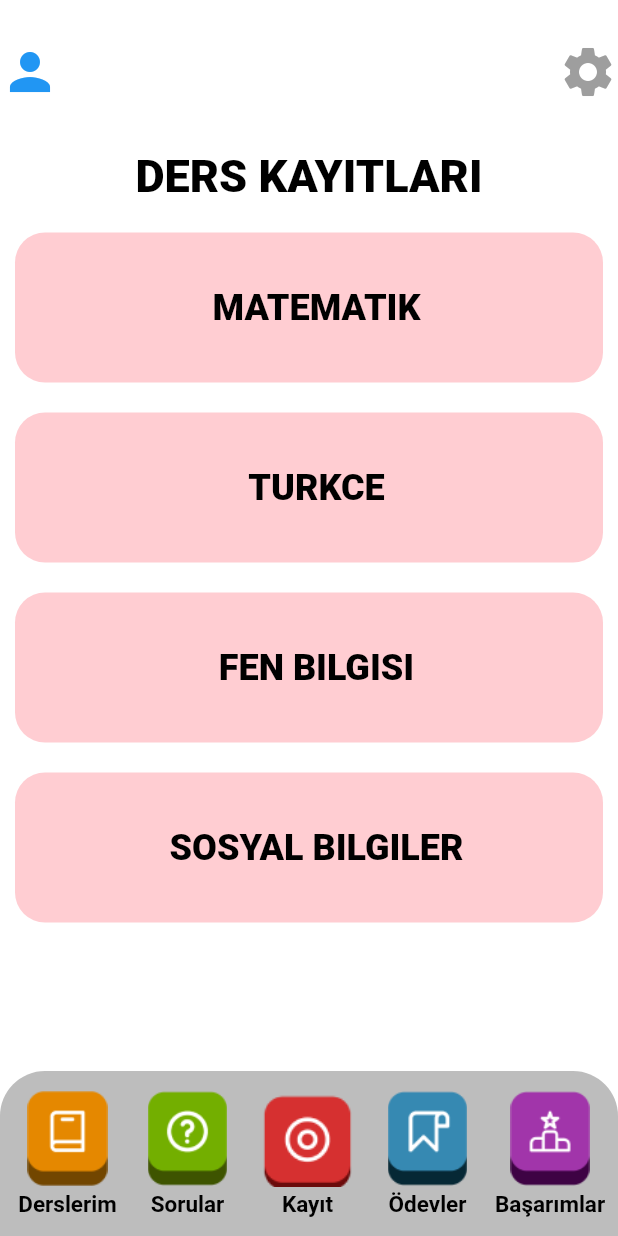
After one commit to AdilElhaci/imparoo-flutter-hackathon, a Flutter app: the StudentLessonRecords screen opened directly, after a tap on "Kayıt", on a phone screen of 412 x 824 dp. The commit adds this screen. Run offline on Flutter 3.47's test engine with Material 2 defaults, Android fonts, the phone set to English and light mode, and no system bars; our stand-ins replace cloud_firestore, firebase_core, shared_preferences; accounts and stored records are empty.

Commit message:
added student lesson pages

```diff
--- a/lib/core/components/bottom-nav-bar/my_bottom_navbar.dart
+++ b/lib/core/components/bottom-nav-bar/my_bottom_navbar.dart
@@ -1,4 +1,5 @@
 import 'package:flutter/material.dart';
+import 'package:imparoo_hackathon/view/lesson-records/student_recorded_lessons.dart';
 import 'package:imparoo_hackathon/view/lesson/student_lessons.dart';
 import 'package:imparoo_hackathon/view/questions/student_questions.dart';
 
@@ -108,10 +109,8 @@ class MyNavBarState extends State<MyNavBar> {
           ),
           GestureDetector(
             onTap: () {
-              Navigator.push(
-                  context,
-                  MaterialPageRoute(
-                      builder: (_) => null /* StudentRecordedLesson() */));
+              Navigator.push(context,
+                  MaterialPageRoute(builder: (_) => StudentRecordedLesson()));
             },
             child: Column(
               crossAxisAlignment: CrossAxisAlignment.center,
--- /dev/null
+++ b/lib/view/lesson-records/student_lesson_records.dart
@@ -0,0 +1,175 @@
+import 'package:flutter/material.dart';
+import 'package:imparoo_hackathon/core/components/bottom-nav-bar/my_bottom_navbar.dart';
+import 'package:imparoo_hackathon/view/profile/student_profile.dart';
+
+class StudentLessonRecords extends StatefulWidget {
+  StudentLessonRecords({Key key}) : super(key: key);
+
+  @override
+  _StudentLessonRecordsState createState() => _StudentLessonRecordsState();
+}
+
+class _StudentLessonRecordsState extends State<StudentLessonRecords> {
+  @override
+  Widget build(BuildContext context) {
+    return Scaffold(
+      backgroundColor: Colors.white,
+      appBar: buildAppBar(context),
+      body: Column(
+        crossAxisAlignment: CrossAxisAlignment.center,
+        children: [
+          Center(
+            child: Container(
+              width: 300,
+              child: Center(
+                child: Text(
+                  'MATEMATIK DERS KAYITLARI',
+                  style: TextStyle(
+                      fontSize: 20,
+                      color: Colors.black,
+                      fontWeight: FontWeight.w900),
+                ),
+              ),
+            ),
+          ),
+          buildLessonRecordCard(context),
+        ],
+      ),
+      floatingActionButtonLocation: FloatingActionButtonLocation.centerDocked,
+      floatingActionButton: MyNavBar(
+          'assets/images/sayfalar-buton-dersler 1.png',
+          'assets/images/sayfalar-buton-sorular-1.png',
+          'assets/images/sayfalar-buton-kayit-2 1.png',
+          'assets/images/sayfalar-buton-odevler 1.png',
+          'assets/images/sayfalar-buton-basarim 1.png'),
+    );
+  }
+
+// burasi derse gore olacak
+  Container buildLessonRecordCard(BuildContext context) {
+    return Container(
+      margin: EdgeInsets.all(20),
+      child: Stack(
+        children: [
+          Container(
+            height: 110,
+            width: MediaQuery.of(context).size.width - 40,
+            decoration: BoxDecoration(
+              color: Colors.grey[400],
+              borderRadius: BorderRadius.all(Radius.circular(30)),
+            ),
+          ),
+          Row(
+            mainAxisAlignment: MainAxisAlignment.spaceAround,
+            children: [
+              Container(
+                margin: EdgeInsets.only(top: 10, left: 0),
+                height: 80,
+                width: 100,
+                color: Colors.black,
+              ),
+              Column(
+                mainAxisAlignment: MainAxisAlignment.start,
+                crossAxisAlignment: CrossAxisAlignment.start,
+                children: [
+                  Column(
+                    children: [
+                      Padding(
+                        padding: const EdgeInsets.only(top: 8.0),
+                        child: Text(
+                          'Matematik',
+                          style: TextStyle(
+                              fontSize: 35,
+                              color: Colors.black,
+                              fontWeight: FontWeight.w900),
+                        ),
+                      ),
+                      Column(
+                        mainAxisAlignment: MainAxisAlignment.start,
+                        crossAxisAlignment: CrossAxisAlignment.start,
+                        children: [
+                          Text(
+                            'Konu: Toplama',
+                            style: TextStyle(
+                                fontSize: 13,
+                                color: Colors.black,
+                                fontWeight: FontWeight.w900),
+                          ),
+                          Text(
+                            'Sure: 25dk 53sn',
+                            style: TextStyle(
+                                fontSize: 13,
+                                color: Colors.black,
+                                fontWeight: FontWeight.w900),
+                          ),
+                        ],
+                      )
+                    ],
+                  ),
+                ],
+              ),
+            ],
+          ),
+          GestureDetector(
+            onTap: () {},
+            child: Container(
+              margin: EdgeInsets.only(top: 100, left: 140),
+              padding: EdgeInsets.only(top: 0),
+              height: 30,
+              width: 100,
+              decoration: BoxDecoration(
+                color: Colors.greenAccent[400],
+                borderRadius: BorderRadius.all(Radius.circular(10)),
+              ),
+              child: Center(
+                child: Text(
+                  'izle',
+                  style: TextStyle(
+                      fontSize: 13,
+                      color: Colors.black,
+                      fontWeight: FontWeight.w900),
+                ),
+              ),
+            ),
+          )
+        ],
+      ),
+    );
+  }
+
+  AppBar buildAppBar(BuildContext context) {
+    return AppBar(
+      toolbarHeight: 100,
+      backgroundColor: Colors.white,
+      elevation: 0,
+      flexibleSpace: SafeArea(
+        child: Padding(
+          padding: const EdgeInsets.only(top: 28.0),
+          child: Row(
+            crossAxisAlignment: CrossAxisAlignment.start,
+            mainAxisAlignment: MainAxisAlignment.spaceBetween,
+            children: [
+              GestureDetector(
+                onTap: () {
+                  Navigator.push(context,
+                      MaterialPageRoute(builder: (_) => StudentProfile()));
+                },
+                child: Icon(
+                  Icons.person,
+                  size: 40,
+                  color: Colors.blue,
+                ),
+              ),
+              Icon(
+                Icons.settings,
+                size: 40,
+                color: Colors.grey,
+              )
+            ],
+          ),
+        ),
+      ),
+      leading: Container(),
+    );
+  }
+}
--- /dev/null
+++ b/lib/view/lesson-records/student_recorded_lessons.dart
@@ -0,0 +1,178 @@
+import 'package:flutter/material.dart';
+import 'package:imparoo_hackathon/core/components/bottom-nav-bar/my_bottom_navbar.dart';
+import 'package:imparoo_hackathon/view/profile/student_profile.dart';
+
+import 'student_lesson_records.dart';
+
+class StudentRecordedLesson extends StatefulWidget {
+  StudentRecordedLesson({Key key}) : super(key: key);
+
+  @override
+  _StudentRecordedLessonState createState() => _StudentRecordedLessonState();
+}
+
+class _StudentRecordedLessonState extends State<StudentRecordedLesson> {
+  @override
+  Widget build(BuildContext context) {
+    return Scaffold(
+      backgroundColor: Colors.white,
+      appBar: buildAppBar(context),
+      body: buildRecordedLessons(context),
+      floatingActionButtonLocation: FloatingActionButtonLocation.centerDocked,
+      floatingActionButton: MyNavBar(
+          'assets/images/sayfalar-buton-dersler 1.png',
+          'assets/images/sayfalar-buton-sorular-1.png',
+          'assets/images/sayfalar-buton-kayit-2 1.png',
+          'assets/images/sayfalar-buton-odevler 1.png',
+          'assets/images/sayfalar-buton-basarim 1.png'),
+    );
+  }
+
+  Column buildRecordedLessons(BuildContext context) {
+    return Column(
+      crossAxisAlignment: CrossAxisAlignment.center,
+      children: [
+        Center(
+          child: Container(
+            width: 300,
+            child: Center(
+              child: Text(
+                'DERS KAYITLARI',
+                style: TextStyle(
+                    fontSize: 30,
+                    color: Colors.black,
+                    fontWeight: FontWeight.w900),
+              ),
+            ),
+          ),
+        ),
+        GestureDetector(
+          onTap: () {
+            Navigator.push(context,
+                MaterialPageRoute(builder: (_) => StudentLessonRecords()));
+          },
+          child: Container(
+            margin: EdgeInsets.only(top: 20),
+            padding: EdgeInsets.only(left: 10),
+            width: MediaQuery.of(context).size.width - 20,
+            height: 100,
+            decoration: BoxDecoration(
+              color: Colors.red[100],
+              borderRadius: BorderRadius.all(Radius.circular(20)),
+            ),
+            child: Column(
+              mainAxisAlignment: MainAxisAlignment.center,
+              crossAxisAlignment: CrossAxisAlignment.center,
+              children: [
+                Text('MATEMATIK',
+                    style: TextStyle(
+                        fontSize: 24,
+                        color: Colors.black,
+                        fontWeight: FontWeight.w900)),
+              ],
+            ),
+          ),
+        ),
+        Container(
+          margin: EdgeInsets.only(top: 20),
+          padding: EdgeInsets.only(left: 10),
+          width: MediaQuery.of(context).size.width - 20,
+          height: 100,
+          decoration: BoxDecoration(
+            color: Colors.red[100],
+            borderRadius: BorderRadius.all(Radius.circular(20)),
+          ),
+          child: Column(
+            mainAxisAlignment: MainAxisAlignment.center,
+            crossAxisAlignment: CrossAxisAlignment.center,
+            children: [
+              Text('TURKCE',
+                  style: TextStyle(
+                      fontSize: 24,
+                      color: Colors.black,
+                      fontWeight: FontWeight.w900)),
+            ],
+          ),
+        ),
+        Container(
+          margin: EdgeInsets.only(top: 20),
+          padding: EdgeInsets.only(left: 10),
+          width: MediaQuery.of(context).size.width - 20,
+          height: 100,
+          decoration: BoxDecoration(
+            color: Colors.red[100],
+            borderRadius: BorderRadius.all(Radius.circular(20)),
+          ),
+          child: Column(
+            mainAxisAlignment: MainAxisAlignment.center,
+            crossAxisAlignment: CrossAxisAlignment.center,
+            children: [
+              Text('FEN BILGISI',
+                  style: TextStyle(
+                      fontSize: 24,
+                      color: Colors.black,
+                      fontWeight: FontWeight.w900)),
+            ],
+          ),
+        ),
+        Container(
+          margin: EdgeInsets.only(top: 20),
+          padding: EdgeInsets.only(left: 10),
+          width: MediaQuery.of(context).size.width - 20,
+          height: 100,
+          decoration: BoxDecoration(
+            color: Colors.red[100],
+            borderRadius: BorderRadius.all(Radius.circular(20)),
+          ),
+          child: Column(
+            mainAxisAlignment: MainAxisAlignment.center,
+            crossAxisAlignment: CrossAxisAlignment.center,
+            children: [
+              Text('SOSYAL BILGILER',
+                  style: TextStyle(
+                      fontSize: 24,
+                      color: Colors.black,
+                      fontWeight: FontWeight.w900)),
+            ],
+          ),
+        )
+      ],
+    );
+  }
+
+  AppBar buildAppBar(BuildContext context) {
+    return AppBar(
+      toolbarHeight: 100,
+      backgroundColor: Colors.white,
+      elevation: 0,
+      flexibleSpace: SafeArea(
+        child: Padding(
+          padding: const EdgeInsets.only(top: 28.0),
+          child: Row(
+            crossAxisAlignment: CrossAxisAlignment.start,
+            mainAxisAlignment: MainAxisAlignment.spaceBetween,
+            children: [
+              GestureDetector(
+                onTap: () {
+                  Navigator.push(context,
+                      MaterialPageRoute(builder: (_) => StudentProfile()));
+                },
+                child: Icon(
+                  Icons.person,
+                  size: 40,
+                  color: Colors.blue,
+                ),
+              ),
+              Icon(
+                Icons.settings,
+                size: 40,
+                color: Colors.grey,
+              )
+            ],
+          ),
+        ),
+      ),
+      leading: Container(),
+    );
+  }
+}
```
